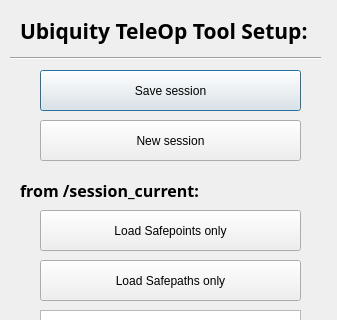
First picture: the form in ubiquity_tools/scripts/setup.ui, repository rohbotics/ubiquity_tools, before the edit; both pictures show x 0 to 337 and y 0 to 320 of the 337 by 554 pixel window.
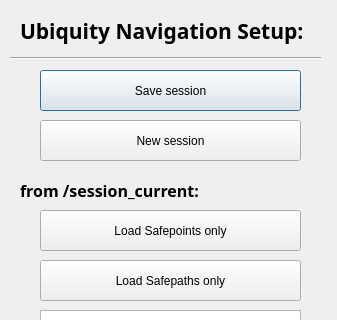
Second picture: the form after the edit.

Commit message: use pyside instead of PyQT

What changed in the file:
```diff
--- a/ubiquity_tools/scripts/setup.ui
+++ b/ubiquity_tools/scripts/setup.ui
@@ -44,7 +44,7 @@
     </font>
    </property>
    <property name="text">
-    <string>Ubiquity TeleOp Tool Setup:</string>
+    <string>Ubiquity Navigation Setup:</string>
    </property>
   </widget>
   <widget class="QPushButton" name="safepoints">
```
The commit also changes 1 other file.
